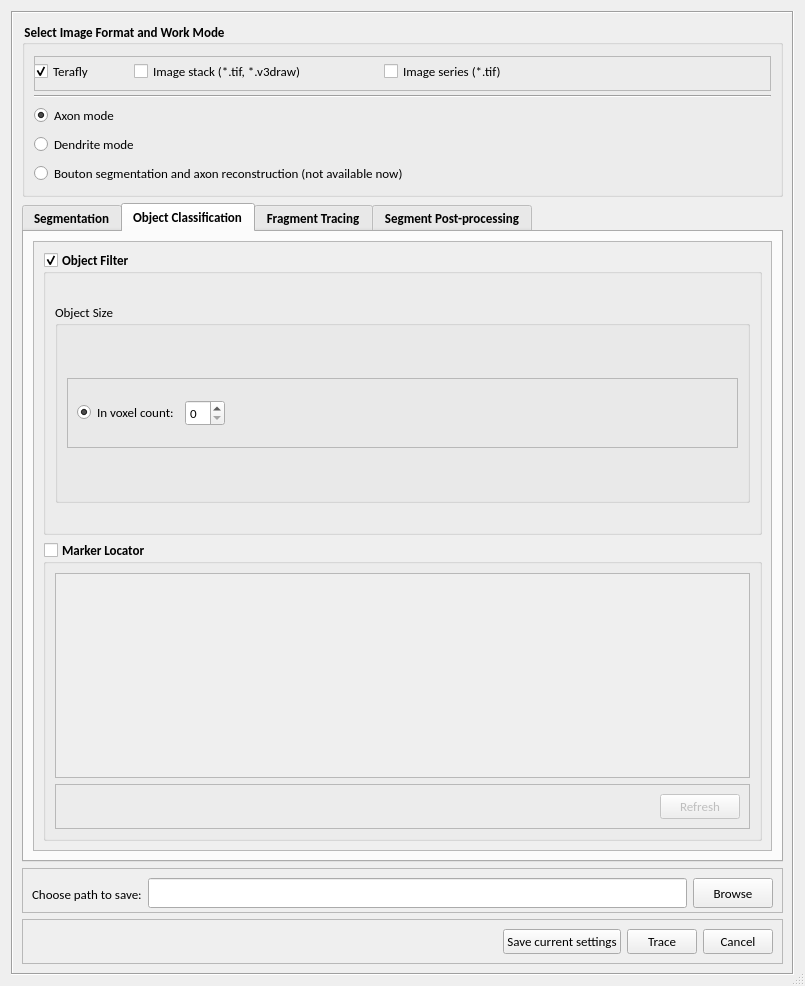
The window that hackathon/MK/Fragmented_autoTrace/fragmentedTraceUI.ui (Vaa3D/vaa3d_tools) describes before a commit, drawn with Qt 5.
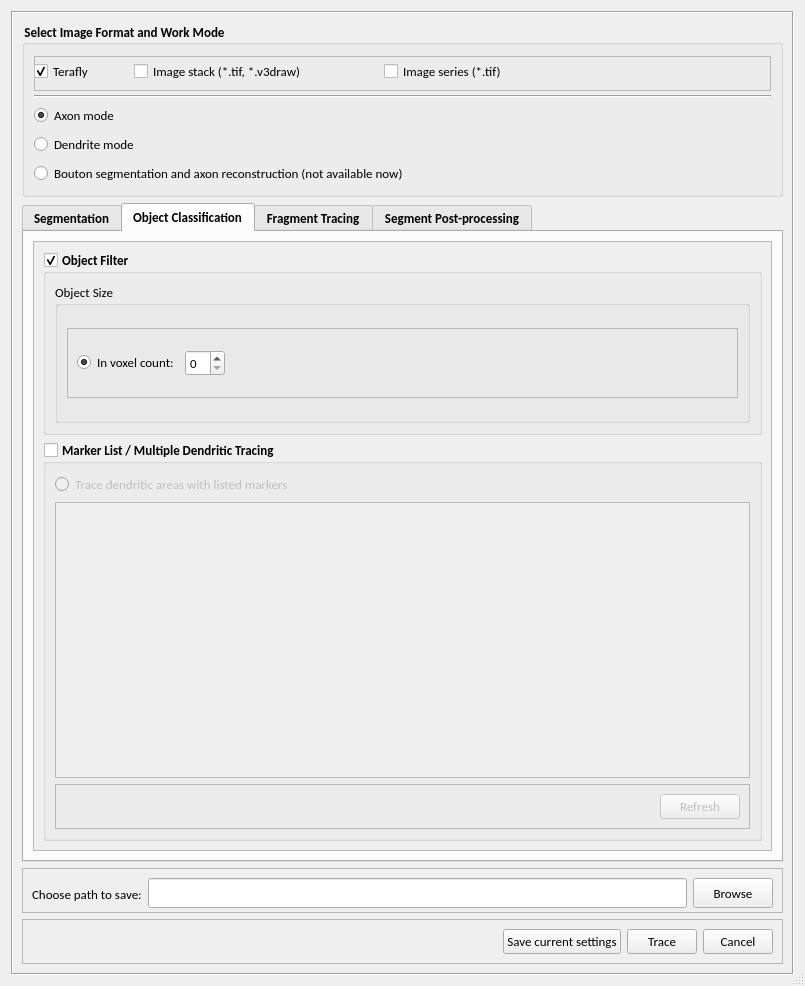
The same window after the commit. The open tabs and pages were chosen to show the change.

Commit message: FragTrace multisoma tracing

Diff of the .ui file:
```diff
--- a/hackathon/MK/Fragmented_autoTrace/fragmentedTraceUI.ui
+++ b/hackathon/MK/Fragmented_autoTrace/fragmentedTraceUI.ui
@@ -823,7 +823,7 @@
                 <property name="minimumSize">
                  <size>
                   <width>0</width>
-                  <height>200</height>
+                  <height>150</height>
                  </size>
                 </property>
                 <property name="maximumSize">
@@ -924,13 +924,13 @@
                 <property name="minimumSize">
                  <size>
                   <width>0</width>
-                  <height>200</height>
+                  <height>350</height>
                  </size>
                 </property>
                 <property name="maximumSize">
                  <size>
                   <width>16777215</width>
-                  <height>300</height>
+                  <height>400</height>
                  </size>
                 </property>
                 <property name="font">
@@ -940,7 +940,7 @@
                  </font>
                 </property>
                 <property name="title">
-                 <string>Marker Locator</string>
+                 <string>Marker List / Multiple Dendritic Tracing</string>
                 </property>
                 <property name="checkable">
                  <bool>true</bool>
@@ -950,7 +950,27 @@
                 </property>
                 <layout class="QVBoxLayout" name="verticalLayout_14">
                  <item>
-                  <widget class="QListView" name="listView_2"/>
+                  <widget class="QRadioButton" name="radioButton_5">
+                   <property name="font">
+                    <font>
+                     <weight>50</weight>
+                     <bold>false</bold>
+                    </font>
+                   </property>
+                   <property name="text">
+                    <string>Trace dendritic areas with listed markers</string>
+                   </property>
+                  </widget>
+                 </item>
+                 <item>
+                  <widget class="QListView" name="listView_2">
+                   <property name="selectionMode">
+                    <enum>QAbstractItemView::MultiSelection</enum>
+                   </property>
+                   <property name="selectionRectVisible">
+                    <bool>true</bool>
+                   </property>
+                  </widget>
                  </item>
                  <item>
                   <widget class="QFrame" name="frame_9">
```
Left out of the diff: 6 changed lines with no effect on the pictures. The commit also changes 4 other files.
